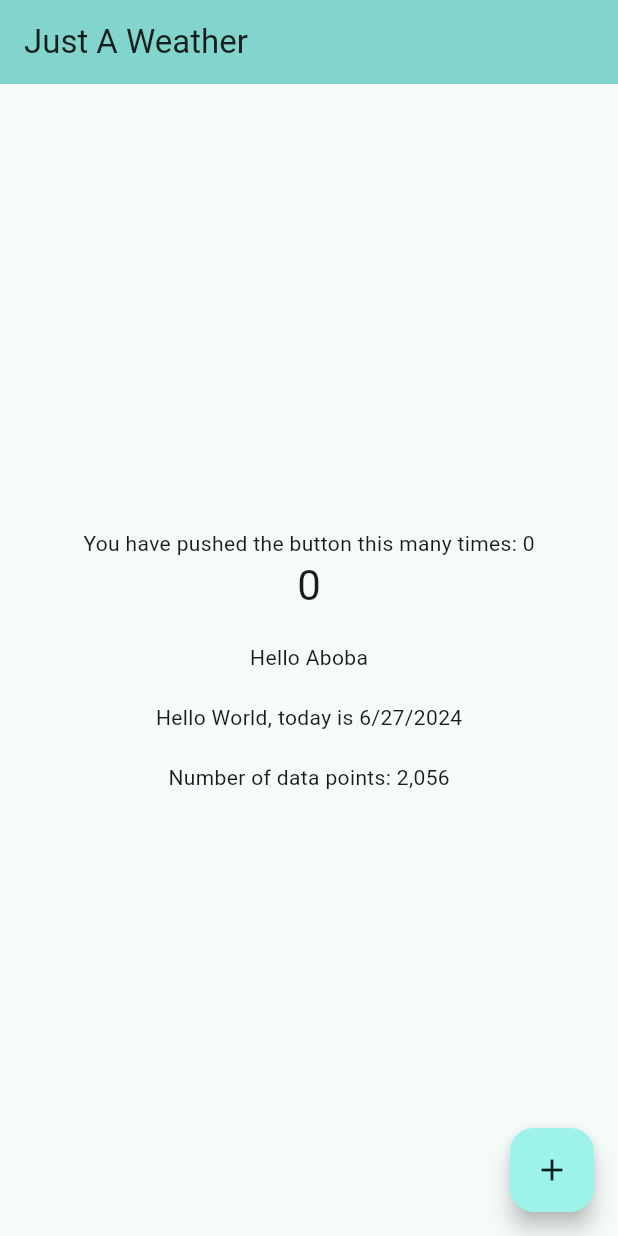
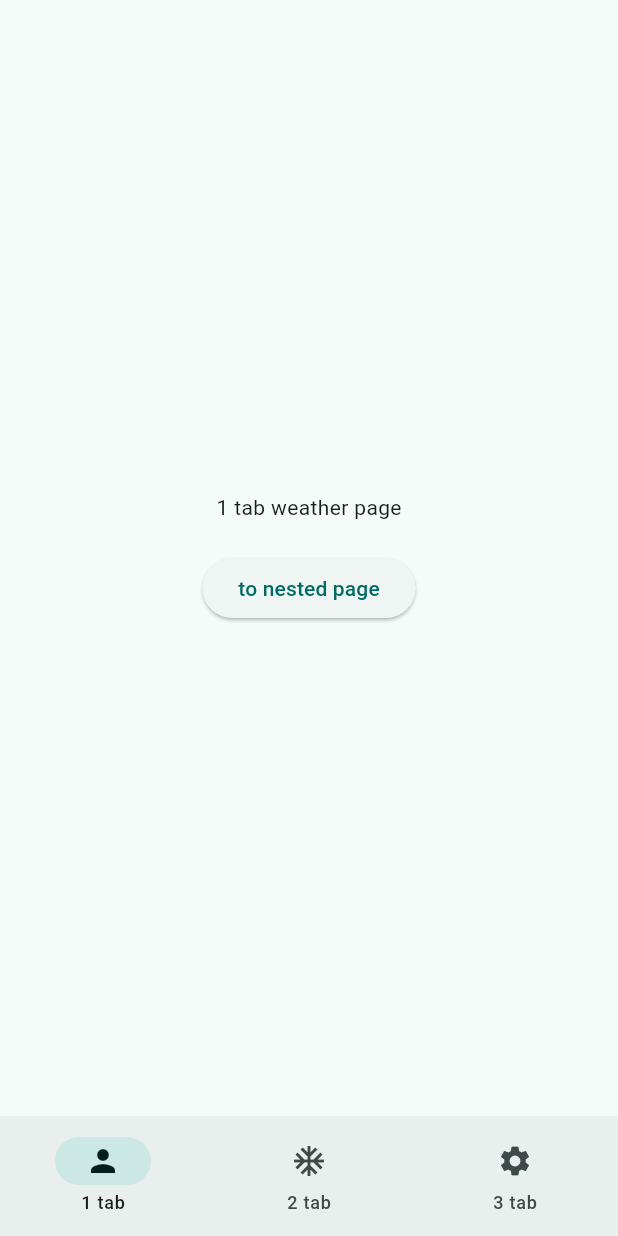
Before and after one commit to NikitaMasev/weather_app, a Flutter app: the screen it shows after launch, on a phone screen of 412 x 824 dp. Run offline on Flutter 3.47's test engine with Material 3 defaults, Android fonts, the phone set to English and light mode, and no system bars; our stand-ins replace flutter_svg, sentry_flutter, shared_preferences, vector_graphics; generated files the repository leaves out were written again.

```diff
--- a/lib/app.dart
+++ b/lib/app.dart
@@ -2,12 +2,9 @@ import 'package:flutter/material.dart';
 import 'package:flutter_gen/gen_l10n/app_localizations.dart';
 import 'package:weather_app/di/configurators/app_dependencies_configurator.dart';
 import 'package:weather_app/di/configurators/initial_platform_dependencies.dart';
-import 'package:weather_app/di/notifiers/theme_mode_manager.dart';
-import 'package:weather_app/di/providers/app_dependencies_provider.dart';
 import 'package:weather_app/di/providers/theme_mode_provider.dart';
 import 'package:weather_app/presentation/pages/start_flow/splash_page.dart';
 import 'package:weather_app/presentation/theming/theme_builder.dart';
-import 'package:weather_app/presentation/theming/theme_mode_extension.dart';
 
 class App extends StatelessWidget {
   const App(this.initialPlatformDependencies);
@@ -37,113 +34,3 @@ class App extends StatelessWidget {
         ),
       );
 }
-
-class MyHomePage extends StatefulWidget {
-  const MyHomePage({super.key});
-
-  @override
-  State<MyHomePage> createState() => _MyHomePageState();
-}
-
-class _MyHomePageState extends State<MyHomePage> {
-  int _counter = 0;
-  late ThemeModeManager _themeModeManager;
-
-  @override
-  void initState() {
-    super.initState();
-    final app = AppDependenciesProvider.provider(context, listen: false);
-    print(app);
-  }
-
-  void _incrementCounter() {
-    setState(() {
-      _counter++;
-    });
-    switch (_themeModeManager.themeMode) {
-      case ThemeMode.system:
-        _themeModeManager.switchToDark();
-        break;
-      case ThemeMode.light:
-        _themeModeManager.switchToLight();
-        break;
-      case ThemeMode.dark:
-        _themeModeManager.switchToSystem();
-        break;
-    }
-  }
-
-  @override
-  void didChangeDependencies() {
-    super.didChangeDependencies();
-    _themeModeManager = ThemeModeProvider.of(context);
-  }
-
-  @override
-  Widget build(final BuildContext context) {
-    print('${context.lightTheme}');
-    return Scaffold(
-      appBar: AppBar(
-        // TRY THIS: Try changing the color here to a specific color (to
-        // Colors.amber, perhaps?) and trigger a hot reload to see the AppBar
-        // change color while the other colors stay the same.
-        backgroundColor: Theme.of(context).colorScheme.inversePrimary,
-        // Here we take the value from the MyHomePage object that was created by
-        // the App.build method, and use it to set our appbar title.
-        title: Text(AppLocalizations.of(context)!.appName),
-      ),
-      body: Center(
-        // Center is a layout widget. It takes a single child and positions it
-        // in the middle of the parent.
-        child: Column(
-          // Column is also a layout widget. It takes a list of children and
-          // arranges them vertically. By default, it sizes itself to fit its
-          // children horizontally, and tries to be as tall as its parent.
-          //
-          // Column has various properties to control how it sizes itself and
-          // how it positions its children. Here we use mainAxisAlignment to
-          // center the children vertically; the main axis here is the vertical
-          // axis because Columns are vertical (the cross axis would be
-          // horizontal).
-          //
-          // TRY THIS: Invoke "debug painting" (choose the "Toggle Debug Paint"
-          // action in the IDE, or press "p" in the console), to see the
-          // wireframe for each widget.
-          mainAxisAlignment: MainAxisAlignment.center,
-          children: <Widget>[
-            Text(
-              AppLocalizations.of(context)!.pressedButton(_counter),
-            ),
-            Text(
-              '$_counter',
-              style: Theme.of(context).textTheme.headlineMedium,
-            ),
-            const SizedBox(
-              height: 20,
-            ),
-            Text(
-              AppLocalizations.of(context)!.hello('Aboba'),
-            ),
-            const SizedBox(
-              height: 20,
-            ),
-            Text(
-              AppLocalizations.of(context)!.helloWorldOn(DateTime.now()),
-            ),
-            const SizedBox(
-              height: 20,
-            ),
-            Text(
-              AppLocalizations.of(context)!.numberOfDataPoints(2056),
-            ),
-          ],
-        ),
-      ),
-      floatingActionButton: FloatingActionButton(
-        onPressed: _incrementCounter,
-        tooltip: 'Increment',
-        child: const Icon(Icons.add),
-      ), // This trailing comma makes auto-formatting nicer for build methods.
-    );
-  }
-}
--- a/lib/di/configurators/initial_platform_dependencies.dart
+++ b/lib/di/configurators/initial_platform_dependencies.dart
@@ -33,6 +33,8 @@ class InitialPlatformDependencies {
     final platformBarController = PlatformBarController(
       colorBarLightTheme: lightTheme.colorScheme.surface,
       colorBarDarkTheme: darkTheme.colorScheme.surface,
+      colorHomeBarLightTheme: lightTheme.colorScheme.surfaceContainer,
+      colorHomeBarDarkTheme: darkTheme.colorScheme.surfaceContainer,
     );
 
     final env = Env.parse(
--- a/lib/di/models/app_dependencies.dart
+++ b/lib/di/models/app_dependencies.dart
@@ -1,3 +1,15 @@
 final class AppDependencies {
+  AppDependencies({required this.data});
 
+  final int data;
+
+  @override
+  bool operator ==(Object other) =>
+      identical(this, other) ||
+      other is AppDependencies &&
+          runtimeType == other.runtimeType &&
+          data == other.data;
+
+  @override
+  int get hashCode => data.hashCode;
 }
--- a/lib/di/notifiers/theme_mode_manager.dart
+++ b/lib/di/notifiers/theme_mode_manager.dart
@@ -46,6 +46,10 @@ final class ThemeModeManager extends ChangeNotifier {
     }
   }
 
+  void setUpBarHomeStyle() {
+    _platformBarController.setUpBarHomeStyle();
+  }
+
   void _updateThemeMode() {
     notifyListeners();
     _themePersistent.saveThemeMode(themeMode.serialize());
--- a/lib/di/providers/app_dependencies_provider.dart
+++ b/lib/di/providers/app_dependencies_provider.dart
@@ -12,8 +12,7 @@ class AppDependenciesProvider extends InheritedWidget {
 
   @override
   bool updateShouldNotify(covariant final AppDependenciesProvider oldWidget) =>
-      appDependenciesManager.getAppDependencies !=
-      oldWidget.appDependenciesManager.getAppDependencies;
+      false;
 
   static AppDependenciesProvider provider(
     final BuildContext context, {
@@ -46,8 +45,11 @@ class AppDependenciesProvider extends InheritedWidget {
     scope.appDependenciesManager.setUp(appDependencies);
   }
 
-  static AppDependencies of(final BuildContext context) {
-    final scope = provider(context);
+  static AppDependencies of(
+    final BuildContext context, {
+    final bool listen = true,
+  }) {
+    final scope = provider(context, listen: listen);
 
     return scope.appDependenciesManager.getAppDependencies;
   }
--- a/lib/di/providers/theme_mode_provider.dart
+++ b/lib/di/providers/theme_mode_provider.dart
@@ -13,13 +13,34 @@ class ThemeModeProvider extends InheritedWidget {
   bool updateShouldNotify(covariant final ThemeModeProvider oldWidget) =>
       themeModeManager.themeMode != oldWidget.themeModeManager.themeMode;
 
-  static ThemeModeManager of(final BuildContext context) {
-    final scope =
-        context.dependOnInheritedWidgetOfExactType<ThemeModeProvider>();
+  static ThemeModeProvider provider(
+    final BuildContext context, {
+    final bool listen = true,
+  }) {
+    if (listen) {
+      final provider =
+          context.dependOnInheritedWidgetOfExactType<ThemeModeProvider>();
+      if (provider == null) {
+        throw Exception('ThemeModeManager not founded!');
+      }
+      return provider;
+    } else {
+      final element =
+          context.getElementForInheritedWidgetOfExactType<ThemeModeProvider>();
+      if (element == null) {
+        throw Exception('ThemeModeProvider as inherited'
+            ' element not founded!');
+      }
+      return element.widget as ThemeModeProvider;
+    }
+  }
 
-    if (scope == null) {
-      throw Exception('ThemeModeProvider not founded');
-    }
+  static ThemeModeManager of(
+    final BuildContext context, {
+    final bool listen = true,
+  }) {
+    final scope = provider(context, listen: listen);
+
     return scope.themeModeManager;
   }
 }
--- /dev/null
+++ b/lib/presentation/pages/main_flow/current_weather_flow.dart
@@ -0,0 +1,30 @@
+import 'package:flutter/material.dart';
+import 'package:weather_app/presentation/pages/main_flow/current_weather_page.dart';
+import 'package:weather_app/presentation/pages/main_flow/detail_page.dart';
+
+class CurrentWeatherFlow extends StatelessWidget {
+  const CurrentWeatherFlow({
+    required this.navigatorKey,
+    super.key,
+  });
+
+  final GlobalKey<NavigatorState> navigatorKey;
+
+  @override
+  Widget build(final BuildContext context) => Navigator(
+        key: navigatorKey,
+        onGenerateRoute: (final routeSettings) => MaterialPageRoute(
+          settings: routeSettings,
+          builder: (final ctx) {
+            switch (routeSettings.name) {
+              case '/':
+                return const CurrentWeatherPage();
+              case '/detail':
+                return const DetailPage(fromPage: 'CurrentWeatherFlow');
+              default:
+                return const SizedBox.shrink();
+            }
+          },
+        ),
+      );
+}
--- /dev/null
+++ b/lib/presentation/pages/main_flow/current_weather_page.dart
@@ -0,0 +1,26 @@
+import 'package:flutter/material.dart';
+
+class CurrentWeatherPage extends StatelessWidget {
+  const CurrentWeatherPage({super.key});
+
+  @override
+  Widget build(final BuildContext context) =>  Scaffold(
+        body: Center(
+          child: Column(
+            mainAxisAlignment: MainAxisAlignment.center,
+            children: [
+              Text('1 tab weather page'),
+              SizedBox(
+                height: 20,
+              ),
+              ElevatedButton(
+                onPressed: () {
+                  Navigator.pushNamed(context, '/detail');
+                },
+                child: Text('to nested page'),
+              ),
+            ],
+          ),
+        ),
+      );
+}
--- /dev/null
+++ b/lib/presentation/pages/main_flow/home_page.dart
@@ -0,0 +1,97 @@
+import 'package:flutter/material.dart';
+import 'package:flutter/services.dart';
+import 'package:weather_app/di/providers/theme_mode_provider.dart';
+import 'package:weather_app/presentation/pages/main_flow/current_weather_flow.dart';
+import 'package:weather_app/presentation/pages/main_flow/recent_search_page.dart';
+import 'package:weather_app/presentation/pages/main_flow/settings_flow.dart';
+
+class HomePage extends StatefulWidget {
+  const HomePage({super.key});
+
+  @override
+  State<HomePage> createState() => _HomePageState();
+}
+
+class _HomePageState extends State<HomePage> {
+  late final PageController _pageController;
+  var _selectedTabIndex = 0;
+
+  @override
+  void initState() {
+    super.initState();
+    _pageController = PageController(initialPage: _selectedTabIndex);
+    ThemeModeProvider.of(context, listen: false).setUpBarHomeStyle();
+  }
+
+  final _navigatorKeys = List<GlobalKey<NavigatorState>>.generate(
+    3,
+    (final _) => GlobalKey<NavigatorState>(),
+  );
+
+  void _backBtnPressed(final bool didPop) {
+    if (_navigatorKeys[_selectedTabIndex].currentState!.canPop()) {
+      _popCurrentTabToRoot();
+    } else {
+      print('EXIT');
+      SystemChannels.platform.invokeMethod<void>('SystemNavigator.pop');
+    }
+  }
+
+  void _popCurrentTabToRoot() => _navigatorKeys[_selectedTabIndex]
+      .currentState
+      ?.pop(_navigatorKeys[_selectedTabIndex].currentContext);
+
+  void _onPageViewSwiped(final int index) => setState(
+        () => _selectedTabIndex = index,
+      );
+
+  void _onBottomNavBarSelected(final int index) {
+    if (index == _selectedTabIndex &&
+        _navigatorKeys[_selectedTabIndex].currentState!.canPop()) {
+      _popCurrentTabToRoot();
+    } else {
+      _selectedTabIndex = index;
+      _pageController.animateToPage(
+        _selectedTabIndex,
+        duration: const Duration(milliseconds: 300),
+        curve: Curves.easeIn,
+      );
+      setState(() {});
+    }
+  }
+
+  @override
+  Widget build(final BuildContext context) => PopScope(
+        canPop: false,
+        onPopInvoked: _backBtnPressed,
+        child: Scaffold(
+          body: PageView(
+            controller: _pageController,
+            onPageChanged: _onPageViewSwiped,
+            children: [
+              CurrentWeatherFlow(navigatorKey: _navigatorKeys[0]),
+              RecentSearchPage(),
+              SettingsFlow(navigatorKey: _navigatorKeys[2]),
+            ],
+          ),
+          bottomNavigationBar: NavigationBar(
+            selectedIndex: _selectedTabIndex,
+            onDestinationSelected: _onBottomNavBarSelected,
+            destinations: const [
+              NavigationDestination(
+                icon: Icon(Icons.person),
+                label: '1 tab',
+              ),
+              NavigationDestination(
+                icon: Icon(Icons.ac_unit),
+                label: '2 tab',
+              ),
+              NavigationDestination(
+                icon: Icon(Icons.settings),
+                label: '3 tab',
+              ),
+            ],
+          ),
+        ),
+      );
+}
--- a/lib/presentation/theming/platform_bar_controller.dart
+++ b/lib/presentation/theming/platform_bar_controller.dart
@@ -6,11 +6,17 @@ final class PlatformBarController {
   PlatformBarController({
     required final Color colorBarLightTheme,
     required final Color colorBarDarkTheme,
+    required final Color colorHomeBarLightTheme,
+    required final Color colorHomeBarDarkTheme,
   })  : _colorBarDarkTheme = colorBarDarkTheme,
-        _colorBarLightTheme = colorBarLightTheme;
+        _colorBarLightTheme = colorBarLightTheme,
+        _colorHomeBarLightTheme = colorHomeBarLightTheme,
+        _colorHomeBarDarkTheme = colorHomeBarDarkTheme;
 
   final Color _colorBarLightTheme;
   final Color _colorBarDarkTheme;
+  final Color _colorHomeBarLightTheme;
+  final Color _colorHomeBarDarkTheme;
 
   bool isLightPlatformTheme() {
     final brightness =
@@ -89,4 +95,28 @@ final class PlatformBarController {
       );
     }
   }
+
+  void setUpBarHomeStyle() {
+    if (isLightPlatformTheme()) {
+      SystemChrome.setSystemUIOverlayStyle(
+        SystemUiOverlayStyle(
+          statusBarColor: Colors.transparent,
+          statusBarBrightness: Brightness.light,
+          statusBarIconBrightness: Brightness.dark,
+          systemNavigationBarColor: _colorHomeBarLightTheme,
+          systemNavigationBarIconBrightness: Brightness.dark,
+        ),
+      );
+    } else {
+      SystemChrome.setSystemUIOverlayStyle(
+        SystemUiOverlayStyle(
+          statusBarColor: Colors.transparent,
+          statusBarBrightness: Brightness.dark,
+          statusBarIconBrightness: Brightness.light,
+          systemNavigationBarColor: _colorHomeBarDarkTheme,
+          systemNavigationBarIconBrightness: Brightness.light,
+        ),
+      );
+    }
+  }
 }
--- a/lib/presentation/widgets/anim/progress_description_animation.dart
+++ b/lib/presentation/widgets/anim/progress_description_animation.dart
@@ -15,7 +15,7 @@ class ProgressDescriptionAnimation extends StatelessWidget {
         children: [
           TweenAnimationBuilder(
             curve: Curves.easeInOut,
-            duration: const Duration(seconds: 1),
+            duration: const Duration(milliseconds: 600),
             tween: animationProgressIndicator,
             builder: (
               final ctx,
```
Also changed, not shown: lib/di/configurators/app_dependencies_configurator.dart (+5 -5 lines), lib/presentation/pages/main_flow/detail_page.dart (added, +17 -0 lines), lib/presentation/pages/main_flow/recent_search_page.dart (added, +10 -0 lines), lib/presentation/pages/main_flow/settings_flow.dart (added, +30 -0 lines), lib/presentation/pages/main_flow/settings_page.dart (added, +31 -0 lines), lib/presentation/pages/start_flow/splash_page.dart (+8 -6 lines).
